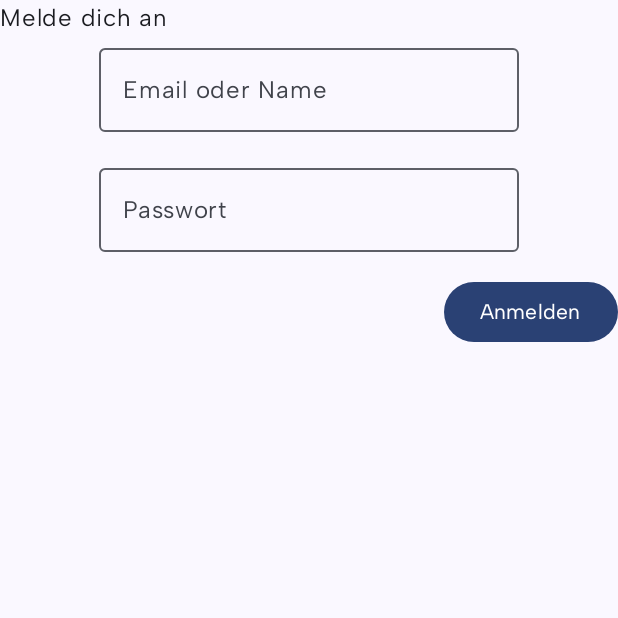
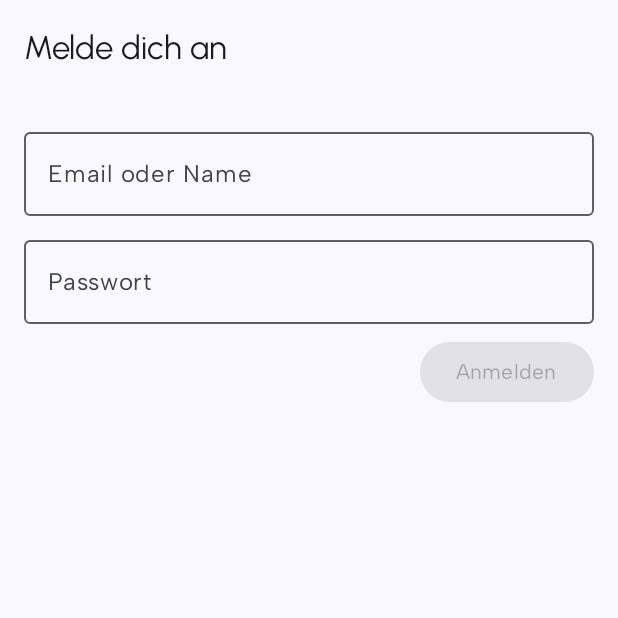
Before and after one commit to Bambushain/bambushain-app, an Android app built with Jetpack Compose: the screen it shows after launch (MainActivity), on a phone screen of 412 x 824 dp, the top half of it. Run offline under Robolectric (Android 15) with nearby library versions, the phone set to English and light mode, and no system bars; libraries missing offline, so code that uses them is left out: com.jakewharton.retrofit2.

Commit message:
TG-269 Login
Built Login Screen
Built two factor logic

```diff
--- a/app/build.gradle.kts
+++ b/app/build.gradle.kts
@@ -100,8 +100,12 @@ dependencies {
     implementation("io.insert-koin:koin-androidx-compose-navigation")
     implementation("io.insert-koin:koin-androidx-navigation")
 
+    implementation(platform("com.squareup.retrofit2:retrofit-bom:2.11.0"))
+    implementation("com.squareup.retrofit2:retrofit")
+
     implementation("androidx.activity:activity-compose:1.9.0")
     implementation("androidx.core:core-ktx:1.13.1")
+    implementation("androidx.datastore:datastore-preferences:1.1.1")
     implementation("androidx.lifecycle:lifecycle-runtime-compose:2.8.3")
     implementation("androidx.lifecycle:lifecycle-runtime-ktx:2.8.3")
     implementation("androidx.lifecycle:lifecycle-livedata-ktx:2.8.3")
@@ -113,6 +117,7 @@ dependencies {
     implementation("com.github.requery:sqlite-android:3.45.0")
     implementation("io.coil-kt:coil:2.6.0")
     implementation("io.coil-kt:coil-svg:2.6.0")
+    implementation("org.jetbrains.kotlinx:kotlinx-serialization-json:1.7.1")
 
     annotationProcessor("androidx.databinding:databinding-compiler:8.5.0")
     annotationProcessor("androidx.room:room-compiler:2.6.1")
--- a/app/src/main/AndroidManifest.xml
+++ b/app/src/main/AndroidManifest.xml
@@ -1,6 +1,8 @@
 <?xml version="1.0" encoding="utf-8"?>
 <manifest xmlns:android="http://schemas.android.com/apk/res/android"
           xmlns:tools="http://schemas.android.com/tools">
+
+    <uses-permission android:name="android.permission.INTERNET"/>
 
     <application
             android:allowBackup="true"
@@ -11,6 +13,7 @@
             android:roundIcon="@mipmap/ic_launcher_round"
             android:supportsRtl="true"
             android:theme="@style/Theme.Bambushain"
+            android:name=".BambooApplication"
             tools:targetApi="31">
         <activity
                 android:name=".MainActivity"
--- /dev/null
+++ b/app/src/main/java/app/bambushain/BambooApplication.kt
@@ -0,0 +1,35 @@
+package app.bambushain
+
+import android.app.Application
+import androidx.datastore.core.MultiProcessDataStoreFactory
+import app.bambushain.api.apiModule
+import app.bambushain.settings.AuthenticationSettingsSerializer
+import app.bambushain.viewModels.viewModelModule
+import org.koin.android.ext.koin.androidContext
+import org.koin.android.ext.koin.androidLogger
+import org.koin.core.context.GlobalContext.startKoin
+import org.koin.dsl.module
+import java.io.File
+
+val appModule = module {
+    single {
+        MultiProcessDataStoreFactory.create(
+            serializer = AuthenticationSettingsSerializer(),
+            produceFile = {
+                File("${androidContext().cacheDir.path}/app.bambushain.authentication_settings")
+            }
+        )
+    }
+}
+
+class BambooApplication : Application() {
+    override fun onCreate() {
+        super.onCreate()
+
+        startKoin {
+            androidLogger()
+            androidContext(this@BambooApplication)
+            modules(apiModule, appModule, viewModelModule)
+        }
+    }
+}
--- a/app/src/main/java/app/bambushain/MainActivity.kt
+++ b/app/src/main/java/app/bambushain/MainActivity.kt
@@ -3,98 +3,38 @@ package app.bambushain
 import android.os.Bundle
 import androidx.activity.ComponentActivity
 import androidx.activity.compose.setContent
-import androidx.compose.foundation.layout.*
-import androidx.compose.material.icons.Icons
-import androidx.compose.material.icons.filled.Warning
-import androidx.compose.material3.*
 import androidx.compose.runtime.*
-import androidx.compose.ui.Modifier
-import androidx.compose.ui.res.stringResource
-import androidx.compose.ui.tooling.preview.Preview
+import androidx.navigation.compose.NavHost
+import androidx.navigation.compose.composable
+import androidx.navigation.compose.rememberNavController
+import app.bambushain.composables.authentication.LoginScreen
 import app.bambushain.ui.theme.BambushainTheme
 
 class MainActivity : ComponentActivity() {
     override fun onCreate(savedInstanceState: Bundle?) {
         super.onCreate(savedInstanceState)
         setContent {
-            BambushainTheme {
-                // A surface container using the 'background' color from the theme
-                Surface(modifier = Modifier.fillMaxSize(), color = MaterialTheme.colorScheme.background) {
-                    Login()
-                }
+            MainComposable()
+        }
+    }
+}
+
+enum class Screens {
+    LoginScreen,
+}
+
+@Composable
+fun MainComposable() {
+    val navController = rememberNavController()
+
+    BambushainTheme {
+        NavHost(
+            navController = navController,
+            startDestination = Screens.LoginScreen.name
+        ) {
+            composable(Screens.LoginScreen.name) {
+                LoginScreen(navController = navController)
             }
         }
     }
 }
-
-@Composable
-fun Login() {
-    Column() {
-        var loginSuccess by remember { mutableStateOf(false) }
-        var isErrorCredentialsNeeded by remember { mutableStateOf(false) }
-        var isErrorCredentialsWrong by remember { mutableStateOf(false) }
-
-        Row(modifier = Modifier.fillMaxWidth(), horizontalArrangement = Arrangement.Start) {
-            Text(text = stringResource(R.string.login_caption))
-        }
-        Row(modifier = Modifier.fillMaxWidth(), horizontalArrangement = Arrangement.Center) {
-            OutlinedTextField(
-                "",
-                label = { Text(text = stringResource(R.string.login_lable_email_or_name)) },
-                placeholder = { Text(text = stringResource(R.string.login_placeholder_email_or_name)) },
-                isError = isErrorCredentialsNeeded || isErrorCredentialsWrong,
-                supportingText = {
-                    if (isErrorCredentialsNeeded) {
-                        Text(text = stringResource(R.string.login_error_email_or_name))
-                    } else if (isErrorCredentialsWrong) {
-                        Text(text = stringResource(R.string.login_error_email_or_name_wrong))
-                    }
-                },
-                onValueChange = {},
-            )
-        }
-        Row(modifier = Modifier.fillMaxWidth(), horizontalArrangement = Arrangement.Center) {
-            OutlinedTextField(
-                value = "",
-                label = { Text(text = stringResource(R.string.login_lable_password)) },
-                placeholder = { Text(text = stringResource(R.string.login_placeholder_password)) },
-                isError = isErrorCredentialsNeeded || isErrorCredentialsWrong,
-                supportingText = {
-                    if (isErrorCredentialsNeeded) {
-                        Text(text = stringResource(R.string.login_error_email_or_name))
-                    } else if (isErrorCredentialsWrong) {
-                        Text(text = stringResource(R.string.login_error_email_or_name_wrong))
-                    }
-                },
-                onValueChange = {},
-            )
-        }
-
-        if (loginSuccess) {
-            Row(modifier = Modifier.fillMaxWidth(), horizontalArrangement = Arrangement.Center) {
-                OutlinedTextField(
-                    value = "",
-                    label = {},
-                    placeholder = { Text(text = stringResource(R.string.login_placeholder_two_factor)) },
-                    onValueChange = {},
-                )
-            }
-        }
-        Row(modifier = Modifier.fillMaxWidth(), horizontalArrangement = Arrangement.End) {
-
-        }
-        Row(modifier = Modifier.fillMaxWidth(), horizontalArrangement = Arrangement.End) {
-            Button(onClick = {}) {
-                Text(text = stringResource(R.string.login_button))
-            }
-        }
-    }
-}
-
-@Preview(showBackground = true)
-@Composable
-fun LoginPreview() {
-    BambushainTheme {
-        Login()
-    }
-}
--- /dev/null
+++ b/app/src/main/java/app/bambushain/composables/authentication/Login.kt
@@ -0,0 +1,99 @@
+package app.bambushain.composables.authentication
+
+import androidx.compose.foundation.layout.*
+import androidx.compose.foundation.text.KeyboardOptions
+import androidx.compose.material3.*
+import androidx.compose.runtime.*
+import androidx.compose.ui.Modifier
+import androidx.compose.ui.res.stringResource
+import androidx.compose.ui.text.input.KeyboardType
+import androidx.compose.ui.text.input.PasswordVisualTransformation
+import androidx.compose.ui.unit.dp
+import androidx.navigation.NavController
+import app.bambushain.R
+import app.bambushain.Screens
+import app.bambushain.viewModels.authentication.LoginViewModel
+import kotlinx.coroutines.launch
+import org.koin.androidx.compose.koinViewModel
+
+@OptIn(ExperimentalMaterial3Api::class)
+@Composable
+fun LoginScreen(navController: NavController) {
+    val vm = koinViewModel<LoginViewModel>()
+    val coroutineScope = rememberCoroutineScope()
+    val snackbarHostState = remember { SnackbarHostState() }
+
+    val loginErrorTwoFactorRequest = stringResource(R.string.login_error_two_factor_request)
+    val loginErrorLogin = stringResource(R.string.login_error_login)
+
+    Scaffold(
+        snackbarHost = { SnackbarHost(hostState = snackbarHostState) },
+        topBar = {
+            TopAppBar(
+                title = {
+                    Text(stringResource(R.string.login_caption))
+                },
+                scrollBehavior = TopAppBarDefaults.pinnedScrollBehavior(),
+            )
+        }
+    ) { contentPadding ->
+        Surface(modifier = Modifier.padding(contentPadding)) {
+            Column(modifier = Modifier.padding(16.dp)) {
+                OutlinedTextField(
+                    modifier = Modifier.fillMaxWidth().padding(bottom = 8.dp),
+                    value = vm.userName,
+                    label = { Text(stringResource(R.string.login_label_email_or_name)) },
+                    placeholder = { Text(stringResource(R.string.login_placeholder_email_or_name)) },
+                    keyboardOptions = KeyboardOptions(keyboardType = KeyboardType.Email),
+                    enabled = !vm.twoFactorRequested,
+                    onValueChange = { vm.userName = it }
+                )
+                OutlinedTextField(
+                    modifier = Modifier.fillMaxWidth().padding(bottom = 8.dp),
+                    value = vm.password,
+                    label = { Text(stringResource(R.string.login_label_password)) },
+                    visualTransformation = PasswordVisualTransformation(),
+                    keyboardOptions = KeyboardOptions(keyboardType = KeyboardType.Password),
+                    enabled = !vm.twoFactorRequested,
+                    onValueChange = { vm.password = it }
+                )
+                if (vm.twoFactorRequested) {
+                    OutlinedTextField(
+                        modifier = Modifier.fillMaxWidth().padding(bottom = 8.dp),
+                        value = vm.twoFactor,
+                        label = { Text(stringResource(R.string.login_label_two_factor_code)) },
+                        keyboardOptions = KeyboardOptions(keyboardType = KeyboardType.Number),
+                        onValueChange = { vm.twoFactor = it },
+                    )
+                }
+                Row(
+                    modifier = Modifier.fillMaxWidth().padding(bottom = 8.dp),
+                    horizontalArrangement = Arrangement.SpaceBetween
+                ) {
+                    Spacer(Modifier.weight(1f))
+                    Button(
+                        enabled = vm.loginAllowed,
+                        onClick = {
+                            coroutineScope.launch {
+                                if (vm.twoFactorRequested) {
+                                    vm.login(
+                                        onSuccess = {
+                                            navController.navigate(Screens.LoginScreen.name)
+                                        },
+                                        onError = {
+                                            snackbarHostState.showSnackbar(loginErrorLogin)
+                                        })
+                                } else {
+                                    vm.requestTwoFactor(onError = {
+                                        snackbarHostState.showSnackbar(loginErrorTwoFactorRequest)
+                                    })
+                                }
+                            }
+                        }) {
+                        Text(stringResource(R.string.login_button))
+                    }
+                }
+            }
+        }
+    }
+}
--- /dev/null
+++ b/app/src/main/java/app/bambushain/viewModels/Module.kt
@@ -0,0 +1,9 @@
+package app.bambushain.viewModels
+
+import app.bambushain.viewModels.authentication.LoginViewModel
+import org.koin.androidx.viewmodel.dsl.viewModel
+import org.koin.dsl.module
+
+val viewModelModule = module {
+    viewModel { LoginViewModel(get(), get()) }
+}
--- /dev/null
+++ b/app/src/main/java/app/bambushain/viewModels/authentication/LoginViewModel.kt
@@ -0,0 +1,65 @@
+package app.bambushain.viewModels.authentication
+
+import androidx.compose.material3.SnackbarResult
+import androidx.compose.runtime.*
+import androidx.datastore.core.DataStore
+import androidx.lifecycle.MutableLiveData
+import androidx.lifecycle.ViewModel
+import androidx.lifecycle.liveData
+import app.bambushain.api.apis.AuthenticationApi
+import app.bambushain.api.models.LoginRequest
+import app.bambushain.settings.AuthenticationSettings
+import org.koin.compose.koinInject
+
+class LoginViewModel(
+    val authenticationApi: AuthenticationApi,
+    val authenticationSettings: DataStore<AuthenticationSettings>
+) : ViewModel() {
+    private var _twoFactor by mutableStateOf("")
+
+    var userName by mutableStateOf("")
+    var password by mutableStateOf("")
+    var twoFactor
+        get() = _twoFactor
+        set(value) {
+            if (value.length <= 6) {
+                this._twoFactor = value
+            }
+        }
+    var twoFactorRequested by mutableStateOf(false)
+        private set
+
+    val loginAllowed by derivedStateOf {
+        if (twoFactorRequested) {
+            twoFactor.length == 6
+        } else {
+            userName.length > 3 && password.length > 3
+        }
+    }
+
+    suspend fun requestTwoFactor(onError: suspend () -> Unit) {
+        val loginRequest = LoginRequest(userName, password)
+        val response = authenticationApi.login(loginRequest)
+        if (response.isSuccessful) {
+            twoFactorRequested = true
+        } else {
+            onError()
+        }
+    }
+
+    suspend fun login(onSuccess: suspend () -> Unit, onError: suspend () -> Unit) {
+        val loginRequest = LoginRequest(userName, password, twoFactor)
+        val response = authenticationApi.login(loginRequest)
+        if (response.isSuccessful) {
+            response.body()?.run {
+                authenticationSettings.updateData {
+                    AuthenticationSettings(user, token)
+                }
+            }
+
+            onSuccess()
+        } else {
+            onError()
+        }
+    }
+}
--- a/app/src/main/res/values/strings.xml
+++ b/app/src/main/res/values/strings.xml
@@ -2,13 +2,15 @@
     <string name="app_name">Bambushain</string>
     <string name="login_email_or_name">Email oder Name</string>
     <string name="login_password">Passwort</string>
-    <string name="login_lable_email_or_name">Email oder Name</string>
-    <string name="login_placeholder_email_or_name">example@bambushain.app</string>
-    <string name="login_lable_password">Passwort</string>
-    <string name="login_placeholder_password">**********</string>
+    <string name="login_label_email_or_name">Email oder Name</string>
+    <string name="login_placeholder_email_or_name">panda@bambushain.app</string>
+    <string name="login_label_password">Passwort</string>
     <string name="login_placeholder_two_factor">Zwei Faktor Code</string>
     <string name="login_caption">Melde dich an</string>
     <string name="login_button">Anmelden</string>
     <string name="login_error_email_or_name">Benutzername und Passwort erforderlich</string>
     <string name="login_error_email_or_name_wrong">Benutzername oder Passwort falsch</string>
+    <string name="login_label_two_factor_code">Zwei Faktor Code</string>
+    <string name="login_error_two_factor_request">Deine E-Mail oder dein Passwort sind falsch</string>
+    <string name="login_error_login">Dein Zwei Faktor Code ist falsch</string>
 </resources>
--- /dev/null
+++ b/bamboo-api/src/main/kotlin/app/bambushain/api/Module.kt
@@ -0,0 +1,14 @@
+package app.bambushain.api
+
+import app.bambushain.api.apis.AuthenticationApi
+import app.bambushain.api.infrastructure.ApiClient
+import org.koin.dsl.module
+
+val apiModule = module {
+    single {
+        ApiClient()
+    }
+    single {
+        get<ApiClient>().createService(AuthenticationApi::class.java)
+    }
+}
```
Also changed, not shown: app/src/main/java/app/bambushain/MainApplication.kt (deleted, +0 -18 lines), app/src/main/java/app/bambushain/settings/AuthenticationSettings.kt (added, +37 -0 lines), bamboo-api/build.gradle.kts (+7 -3 lines).
